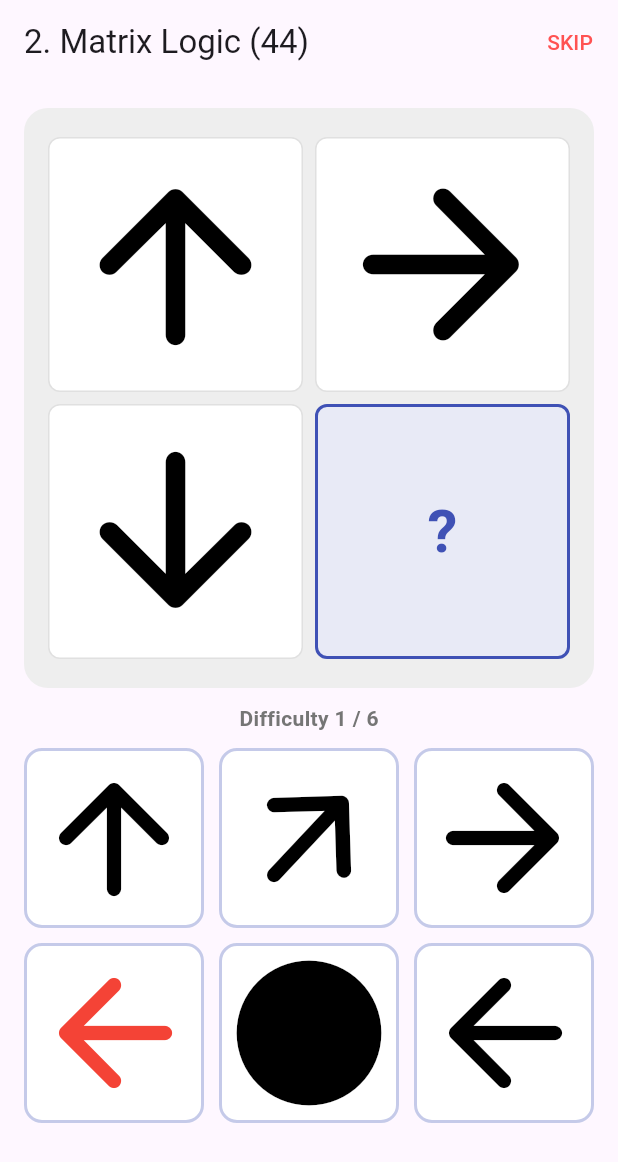
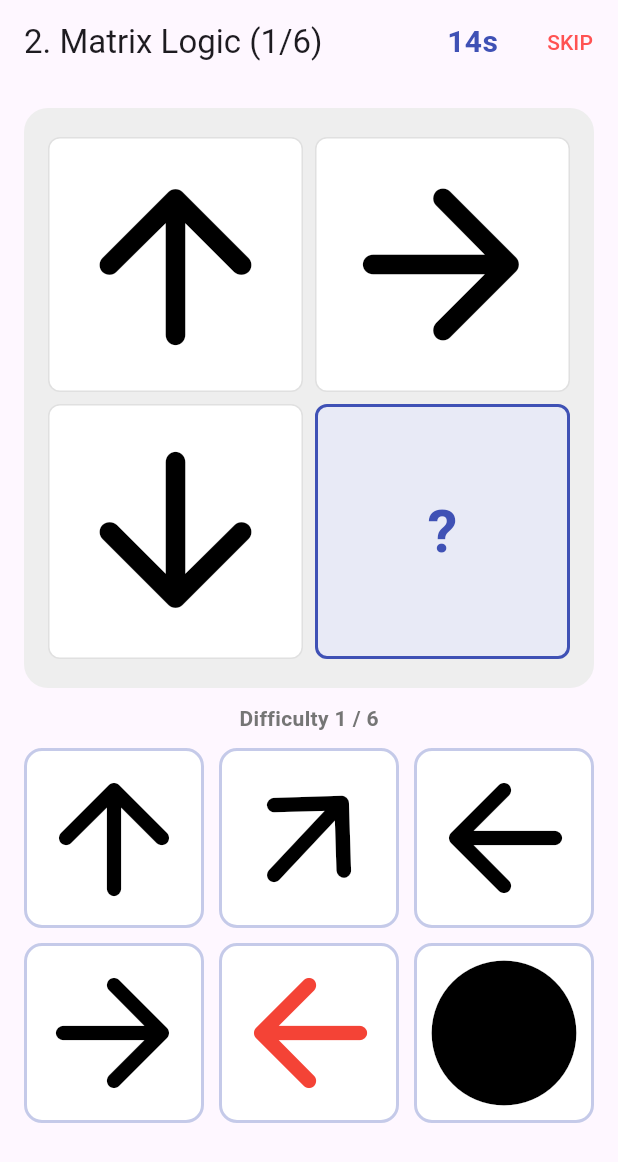
Before and after one commit to OfirOhan/skill_program, a Flutter app: the MatrixSwipeWidget screen opened directly, on a phone screen of 412 x 824 dp. Shown: the top 1162 px of the screen. Run offline on Flutter 3.47's test engine with Material 3 defaults, Android fonts, the phone set to English and light mode, and no system bars.

Commit message:
changed matrix to secs per round

```diff
--- a/lib/matrix_game.dart
+++ b/lib/matrix_game.dart
@@ -46,46 +46,64 @@ class _MatrixSwipeWidgetState extends State<MatrixSwipeWidget> {
   int correctRaw = 0;
   int startMs = 0;
 
-  Timer? _gameTimer;
-  int remainingSeconds = 45;
+  // Timer
+  Timer? _roundTimer;
+  int remainingSeconds = 15;
 
   @override
   void initState() {
     super.initState();
     items = _generateVisualItems();
-    startMs = DateTime.now().millisecondsSinceEpoch;
-    _startGameTimer();
+    _startRound();
   }
 
   @override
   void dispose() {
-    _gameTimer?.cancel();
+    _roundTimer?.cancel();
     super.dispose();
   }
 
-  void _startGameTimer() {
-    _gameTimer = Timer.periodic(const Duration(seconds: 1), (t) {
+  void _startRound() {
+    if (index >= items.length) {
+      _finishGame();
+      return;
+    }
+
+    setState(() {
+      remainingSeconds = 15; // Reset timer for new question
+      startMs = DateTime.now().millisecondsSinceEpoch;
+    });
+
+    _roundTimer?.cancel();
+    _roundTimer = Timer.periodic(const Duration(seconds: 1), (t) {
       setState(() => remainingSeconds--);
-      if (remainingSeconds <= 0) _finishGame();
+      if (remainingSeconds <= 0) {
+        _handleTimeout();
+      }
     });
   }
 
-  void _finishGame() {
-    _gameTimer?.cancel();
-    setState(() => isGameOver = true);
+  void _handleTimeout() {
+    _roundTimer?.cancel();
+    // Count as wrong (no points added)
+    final item = items[index];
+    totalDifficultyEncountered += item.difficulty;
+    itemTimes.add(15000); // Max time penalty
+
+    // Move to next
+    setState(() => index++);
+    _startRound();
   }
 
-  void next() {
-    if (index >= items.length - 1) {
-      _finishGame();
-      return;
-    }
-    startMs = DateTime.now().millisecondsSinceEpoch;
-    setState(() => index++);
+  void _finishGame() {
+    _roundTimer?.cancel();
+    setState(() => isGameOver = true);
   }
 
   void onChoose(int optionIndex) {
     if (isGameOver) return;
+    _roundTimer?.cancel();
+
     final elapsed = DateTime.now().millisecondsSinceEpoch - startMs;
     itemTimes.add(elapsed);
 
@@ -96,14 +114,16 @@ class _MatrixSwipeWidgetState extends State<MatrixSwipeWidget> {
       correctWeighted += item.difficulty;
       correctRaw++;
     }
-    next();
+
+    setState(() => index++);
+    _startRound();
   }
 
   Map<String, double> grade() {
     double weightedAccuracy = totalDifficultyEncountered == 0 ? 0.0 : correctWeighted / totalDifficultyEncountered;
-    double rawAccuracy = (index + 1) == 0 ? 0.0 : correctRaw / (index + 1);
+    double rawAccuracy = items.isEmpty ? 0.0 : correctRaw / items.length;
     double avgTime = itemTimes.isEmpty ? 5000 : itemTimes.reduce((a,b)=>a+b) / itemTimes.length;
-    double fluency = (1.0 - (avgTime / 25000)).clamp(0.0, 1.0);
+    double fluency = (1.0 - (avgTime / 15000)).clamp(0.0, 1.0);
     double deepLogic = weightedAccuracy > 0.65 ? 1.0 : weightedAccuracy * 0.6;
 
     return {
@@ -122,15 +142,54 @@ class _MatrixSwipeWidgetState extends State<MatrixSwipeWidget> {
 
   @override
   Widget build(BuildContext context) {
-    if (index >= items.length && !isGameOver) return const Scaffold(body: Center(child: Text("Done! Waiting...")));
+    if (isGameOver) {
+      return Scaffold(
+        backgroundColor: Colors.black87,
+        body: Center(
+          child: Column(
+            mainAxisAlignment: MainAxisAlignment.center,
+            children: [
+              const Icon(Icons.grid_on, color: Colors.tealAccent, size: 80),
+              const SizedBox(height: 20),
+              const Text("Matrix Test Complete!", style: TextStyle(color: Colors.white, fontSize: 24, fontWeight: FontWeight.bold)),
+              const SizedBox(height: 10),
+              Text("Score: $correctRaw / ${items.length}", style: const TextStyle(color: Colors.white70, fontSize: 18)),
+              const SizedBox(height: 40),
+              ElevatedButton.icon(
+                onPressed: () => Navigator.of(context).pop(grade()),
+                icon: const Icon(Icons.arrow_forward),
+                label: const Text("NEXT GAME"),
+                style: ElevatedButton.styleFrom(padding: const EdgeInsets.symmetric(horizontal: 40, vertical: 20)),
+              ),
+            ],
+          ),
+        ),
+      );
+    }
+
     final item = items[index];
     bool is3x3 = item.gridSize == 3;
 
     return Scaffold(
       appBar: AppBar(
-        title: Text("2. Matrix Logic ($remainingSeconds)"),
+        title: Text("2. Matrix Logic (${index + 1}/${items.length})"),
         automaticallyImplyLeading: false,
-        actions: [TextButton(onPressed: () => Navigator.of(context).pop(null), child: const Text("SKIP", style: TextStyle(color: Colors.redAccent)))],
+        actions: [
+          Padding(
+            padding: const EdgeInsets.symmetric(horizontal: 16.0),
+            child: Center(
+                child: Text(
+                    "${remainingSeconds}s",
+                    style: TextStyle(
+                        fontSize: 20,
+                        fontWeight: FontWeight.bold,
+                        color: remainingSeconds <= 5 ? Colors.red : Colors.indigo
+                    )
+                )
+            ),
+          ),
+          TextButton(onPressed: () => Navigator.of(context).pop(null), child: const Text("SKIP", style: TextStyle(color: Colors.redAccent)))
+        ],
       ),
       body: Stack(
         children: [
@@ -195,18 +254,6 @@ class _MatrixSwipeWidgetState extends State<MatrixSwipeWidget> {
               ],
             ),
           ),
-          if (isGameOver)
-            Container(
-              color: Colors.black87,
-              child: Center(
-                child: ElevatedButton.icon(
-                  onPressed: () => Navigator.of(context).pop(grade()),
-                  icon: const Icon(Icons.arrow_forward),
-                  label: const Text("NEXT GAME"),
-                  style: ElevatedButton.styleFrom(padding: const EdgeInsets.all(20)),
-                ),
-              ),
-            ),
         ],
       ),
     );
@@ -231,13 +278,10 @@ class _MatrixSwipeWidgetState extends State<MatrixSwipeWidget> {
       child: Stack(
         alignment: Alignment.center,
         children: shapes.map((shape) {
-          // Standardize size
           double size = 50;
-          // If it's a small solid symbol inside a large outline, shrink it
           if (!shape.isOutline && [ShapeType.plus, ShapeType.cross, ShapeType.star].contains(shape.shape)) {
             size = 30;
           }
-          // Level 6 abstract lines should be large
           if ([ShapeType.lineVert, ShapeType.lineHorz, ShapeType.lineDiagF, ShapeType.lineDiagB, ShapeType.arc].contains(shape.shape)) {
             size = 50;
           }
@@ -262,24 +306,25 @@ class _MatrixSwipeWidgetState extends State<MatrixSwipeWidget> {
     if (shape.shape == ShapeType.none) return const SizedBox();
 
     IconData icon;
-    // Map abstract shapes for Level 6
     if ([ShapeType.lineVert, ShapeType.lineHorz, ShapeType.lineDiagF, ShapeType.lineDiagB].contains(shape.shape)) {
-      // Using simple rotation of a bar for all lines
-      icon = Icons.remove; // Horizontal bar is the base
+      double w = 2.5;
+      double h = size;
       double rotation = 0.0;
-      if (shape.shape == ShapeType.lineVert) rotation = 0.25;
+      if (shape.shape == ShapeType.lineHorz) { w = size; h = 2.5; }
       if (shape.shape == ShapeType.lineDiagF) rotation = 0.125;
       if (shape.shape == ShapeType.lineDiagB) rotation = -0.125;
 
       return Transform.rotate(
         angle: rotation * 2 * pi,
-        child: Icon(Icons.remove, size: size, color: shape.color), // Using remove (dash) as line
+        child: Container(
+            width: w, height: h,
+            decoration: BoxDecoration(color: shape.color, borderRadius: BorderRadius.circular(4))
+        ),
       );
     } else if (shape.shape == ShapeType.arc) {
       return Icon(Icons.refresh, size: size, color: shape.color);
     }
 
-    // Standard Shapes
     if (shape.isOutline) {
       switch (shape.shape) {
         case ShapeType.square: icon = Icons.check_box_outline_blank; break;
@@ -292,7 +337,7 @@ class _MatrixSwipeWidgetState extends State<MatrixSwipeWidget> {
       switch (shape.shape) {
         case ShapeType.square: icon = Icons.square_rounded; break;
         case ShapeType.circle: icon = Icons.circle; break;
-        case ShapeType.triangle: icon = Icons.change_history; break; // Solid triangle approx
+        case ShapeType.triangle: icon = Icons.change_history; break;
         case ShapeType.diamond: icon = Icons.diamond; break;
         case ShapeType.arrow: icon = Icons.arrow_upward_rounded; break;
         case ShapeType.star: icon = Icons.star_rounded; break;
@@ -335,10 +380,9 @@ class VisualMatrixItem {
   final int correctIndex;
   VisualMatrixItem({required this.difficulty, required this.gridSize, required this.logicDescription, required this.grid, required this.options, required this.correctIndex});
 }
-// --- FIXED GENERATOR LOGIC ---
+
 List<VisualMatrixItem> _generateVisualItems() {
   return [
-    // LVL 1: Rotation
     VisualMatrixItem(
         difficulty: 1, gridSize: 2, logicDescription: "Rotation",
         grid: [
@@ -349,15 +393,13 @@ List<VisualMatrixItem> _generateVisualItems() {
         options: [
           [MatrixShape(shape: ShapeType.arrow, color: Colors.black, rotation: 0.0)],
           [MatrixShape(shape: ShapeType.arrow, color: Colors.black, rotation: 0.12)],
+          [MatrixShape(shape: ShapeType.arrow, color: Colors.black, rotation: 0.75)], // Correct
           [MatrixShape(shape: ShapeType.arrow, color: Colors.black, rotation: 0.25)],
           [MatrixShape(shape: ShapeType.arrow, color: Colors.red, rotation: 0.75)],
           [MatrixShape(shape: ShapeType.circle, color: Colors.black)],
-          [MatrixShape(shape: ShapeType.arrow, color: Colors.black, rotation: 0.75)], // Correct (Left)
         ],
-        correctIndex: 5
+        correctIndex: 2
     ),
-
-    // LVL 2: Subtraction
     VisualMatrixItem(
         difficulty: 2, gridSize: 2, logicDescription: "Subtraction",
         grid: [
@@ -375,8 +417,6 @@ List<VisualMatrixItem> _generateVisualItems() {
         ],
         correctIndex: 3
     ),
-
-    // LVL 3: Cyclic Pattern
     VisualMatrixItem(
         difficulty: 3, gridSize: 3, logicDescription: "Cyclic Pattern",
         grid: [
@@ -394,31 +434,21 @@ List<VisualMatrixItem> _generateVisualItems() {
         ],
         correctIndex: 2
     ),
-
-    // LVL 4: Sudoku Logic (FIXED: Decoupled Shapes/Symbols)
-    // Rules: Unique Shape, Unique Color, Unique Symbol per Row/Col.
-    // Shapes: Sq, Cir, Dia.
-    // Symbols: Plus, Cross, Star.
     VisualMatrixItem(
-        difficulty: 4, gridSize: 3, logicDescription: "Sudoku Logic (Unique Row/Col)",
+        difficulty: 4, gridSize: 3, logicDescription: "Sudoku Logic",
         grid: [
-          // R1: Sq+, Cir x, Dia *
           [MatrixShape(shape: ShapeType.square, color: Colors.blue, isOutline: true), MatrixShape(shape: ShapeType.plus, color: Colors.black)],
           [MatrixShape(shape: ShapeType.circle, color: Colors.red, isOutline: true), MatrixShape(shape: ShapeType.cross, color: Colors.black)],
           [MatrixShape(shape: ShapeType.diamond, color: Colors.orange, isOutline: true), MatrixShape(shape: ShapeType.star, color: Colors.black)],
-
-          // R2: Dia x, Sq *, Cir +  <-- Fixed: Square is now Star, Diamond is Cross
           [MatrixShape(shape: ShapeType.diamond, color: Colors.red, isOutline: true), MatrixShape(shape: ShapeType.cross, color: Colors.black)],
           [MatrixShape(shape: ShapeType.square, color: Colors.orange, isOutline: true), MatrixShape(shape: ShapeType.star, color: Colors.black)],
           [MatrixShape(shape: ShapeType.circle, color: Colors.blue, isOutline: true), MatrixShape(shape: ShapeType.plus, color: Colors.black)],
-
-          // R3: Cir *, Dia +, ? (Sq x) <-- Fixed: Square must be Cross
           [MatrixShape(shape: ShapeType.circle, color: Colors.orange, isOutline: true), MatrixShape(shape: ShapeType.star, color: Colors.black)],
           [MatrixShape(shape: ShapeType.diamond, color: Colors.blue, isOutline: true), MatrixShape(shape: ShapeType.plus, color: Colors.black)],
         ],
         options: [
           [MatrixShape(shape: ShapeType.square, color: Colors.orange, isOutline: true), MatrixShape(shape: ShapeType.plus, color: Colors.black)],
-          [MatrixShape(shape: ShapeType.square, color: Colors.red, isOutline: true), MatrixShape(shape: ShapeType.cross, color: Colors.black)], // Correct (Sq, Red, Cross)
+          [MatrixShape(shape: ShapeType.square, color: Colors.red, isOutline: true), MatrixShape(shape: ShapeType.cross, color: Colors.black)], // Correct
           [MatrixShape(shape: ShapeType.circle, color: Colors.red, isOutline: true), MatrixShape(shape: ShapeType.plus, color: Colors.black)],
           [MatrixShape(shape: ShapeType.square, color: Colors.red, isOutline: true), MatrixShape(shape: ShapeType.star, color: Colors.black)],
           [MatrixShape(shape: ShapeType.diamond, color: Colors.red, isOutline: true), MatrixShape(shape: ShapeType.plus, color: Colors.black)],
@@ -426,10 +456,8 @@ List<VisualMatrixItem> _generateVisualItems() {
         ],
         correctIndex: 1
     ),
-
-    // LVL 5: Sum Columns
     VisualMatrixItem(
-        difficulty: 5, gridSize: 3, logicDescription: "Arithmetic (C1 + C2 = C3)",
+        difficulty: 5, gridSize: 3, logicDescription: "Arithmetic",
         grid: [
           [MatrixShape(shape: ShapeType.circle, color: Colors.teal, count: 1)], [MatrixShape(shape: ShapeType.circle, color: Colors.teal, count: 2)], [MatrixShape(shape: ShapeType.circle, color: Colors.teal, count: 3)],
           [MatrixShape(shape: ShapeType.circle, color: Colors.teal, count: 2)], [MatrixShape(shape: ShapeType.circle, color: Colors.teal, count: 2)], [MatrixShape(shape: ShapeType.circle, color: Colors.teal, count: 4)],
@@ -438,47 +466,36 @@ List<VisualMatrixItem> _generateVisualItems() {
         options: [
           [MatrixShape(shape: ShapeType.circle, color: Colors.teal, count: 1)],
           [MatrixShape(shape: ShapeType.square, color: Colors.teal, count: 2)],
-          [MatrixShape(shape: ShapeType.circle, color: Colors.teal, count: 2)], // Correct (1+1=2)
+          [MatrixShape(shape: ShapeType.circle, color: Colors.teal, count: 2)], // Correct
           [MatrixShape(shape: ShapeType.circle, color: Colors.teal, count: 3)],
           [MatrixShape(shape: ShapeType.circle, color: Colors.red, count: 2)],
           [MatrixShape(shape: ShapeType.circle, color: Colors.teal, count: 4)],
         ],
         correctIndex: 2
     ),
-
-// LVL 6: XOR Logic (Complex, Harder, Readable)
     VisualMatrixItem(
       difficulty: 6,
       gridSize: 3,
-      logicDescription: "Column XOR (Top ^ Mid = Bot, Complex Shapes)",
+      logicDescription: "Column XOR",
       grid: [
-        // Row 1 (Top)
-        [MatrixShape(shape: ShapeType.circle, color: Colors.red), MatrixShape(shape: ShapeType.triangle, color: Colors.blue, rotation: 0.25)], // Cell 0
-        [MatrixShape(shape: ShapeType.square, color: Colors.orange), MatrixShape(shape: ShapeType.plus, color: Colors.purple, rotation: 0.1)], // Cell 1
-        [MatrixShape(shape: ShapeType.diamond, color: Colors.yellow), MatrixShape(shape: ShapeType.lineHorz, color: Colors.black, rotation: 0.0)], // Cell 2
-
-        // Row 2 (Mid)
-        [MatrixShape(shape: ShapeType.triangle, color: Colors.blue, rotation: 0.25), MatrixShape(shape: ShapeType.star, color: Colors.green)], // Cell 3
-        [MatrixShape(shape: ShapeType.diamond, color: Colors.teal), MatrixShape(shape: ShapeType.plus, color: Colors.purple, rotation: 0.1)], // Cell 4
-        [MatrixShape(shape: ShapeType.lineHorz, color: Colors.black, rotation: 0.0), MatrixShape(shape: ShapeType.arc, color: Colors.brown, rotation: 0.5)], // Cell 5
-
-        // Row 3 (Bottom) = XOR(Top ^ Mid)
-        [MatrixShape(shape: ShapeType.circle, color: Colors.red), MatrixShape(shape: ShapeType.star, color: Colors.green)], // Cell 6
-        [MatrixShape(shape: ShapeType.square, color: Colors.orange), MatrixShape(shape: ShapeType.diamond, color: Colors.teal)], // Cell 7
-        [MatrixShape(shape: ShapeType.diamond, color: Colors.yellow), MatrixShape(shape: ShapeType.arc, color: Colors.brown, rotation: 0.5)], // Cell 8
+        [MatrixShape(shape: ShapeType.circle, color: Colors.red), MatrixShape(shape: ShapeType.triangle, color: Colors.blue, rotation: 0.25)],
+        [MatrixShape(shape: ShapeType.square, color: Colors.orange), MatrixShape(shape: ShapeType.plus, color: Colors.purple, rotation: 0.1)],
+        [MatrixShape(shape: ShapeType.diamond, color: Colors.yellow), MatrixShape(shape: ShapeType.lineHorz, color: Colors.black, rotation: 0.0)],
+        [MatrixShape(shape: ShapeType.triangle, color: Colors.blue, rotation: 0.25), MatrixShape(shape: ShapeType.star, color: Colors.green)],
+        [MatrixShape(shape: ShapeType.diamond, color: Colors.teal), MatrixShape(shape: ShapeType.plus, color: Colors.purple, rotation: 0.1)],
+        [MatrixShape(shape: ShapeType.lineHorz, color: Colors.black, rotation: 0.0), MatrixShape(shape: ShapeType.arc, color: Colors.brown, rotation: 0.5)],
+        [MatrixShape(shape: ShapeType.circle, color: Colors.red), MatrixShape(shape: ShapeType.star, color: Colors.green)],
+        [MatrixShape(shape: ShapeType.square, color: Colors.orange), MatrixShape(shape: ShapeType.diamond, color: Colors.teal)],
       ],
       options: [
-        // Correct XOR result
         [MatrixShape(shape: ShapeType.circle, color: Colors.red), MatrixShape(shape: ShapeType.star, color: Colors.green)],
         [MatrixShape(shape: ShapeType.square, color: Colors.orange), MatrixShape(shape: ShapeType.diamond, color: Colors.teal)],
         [MatrixShape(shape: ShapeType.circle, color: Colors.red), MatrixShape(shape: ShapeType.triangle, color: Colors.blue, rotation: 0.25)],
         [MatrixShape(shape: ShapeType.star, color: Colors.green), MatrixShape(shape: ShapeType.plus, color: Colors.purple, rotation: 0.1)],
-        [MatrixShape(shape: ShapeType.diamond, color: Colors.yellow), MatrixShape(shape: ShapeType.arc, color: Colors.brown, rotation: 0.5)],
+        [MatrixShape(shape: ShapeType.diamond, color: Colors.yellow), MatrixShape(shape: ShapeType.arc, color: Colors.brown, rotation: 0.5)], // Correct
         [MatrixShape(shape: ShapeType.square, color: Colors.orange), MatrixShape(shape: ShapeType.arc, color: Colors.brown, rotation: 0.5)],
       ],
       correctIndex: 4,
     ),
-
-
   ];
 }
```
